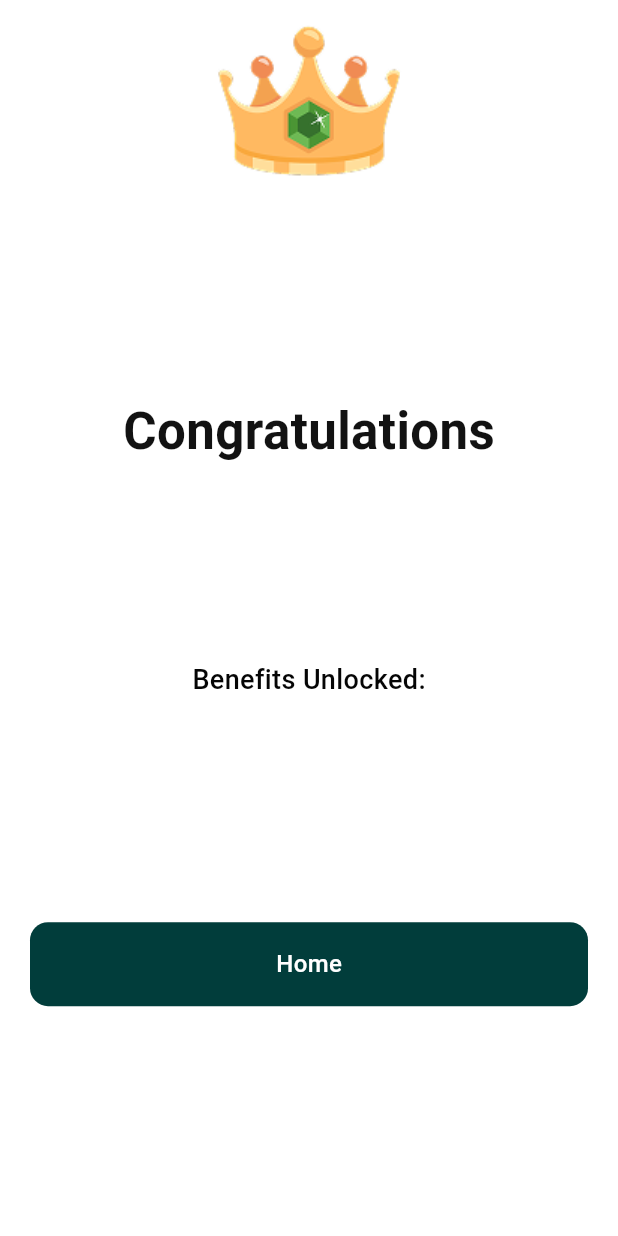
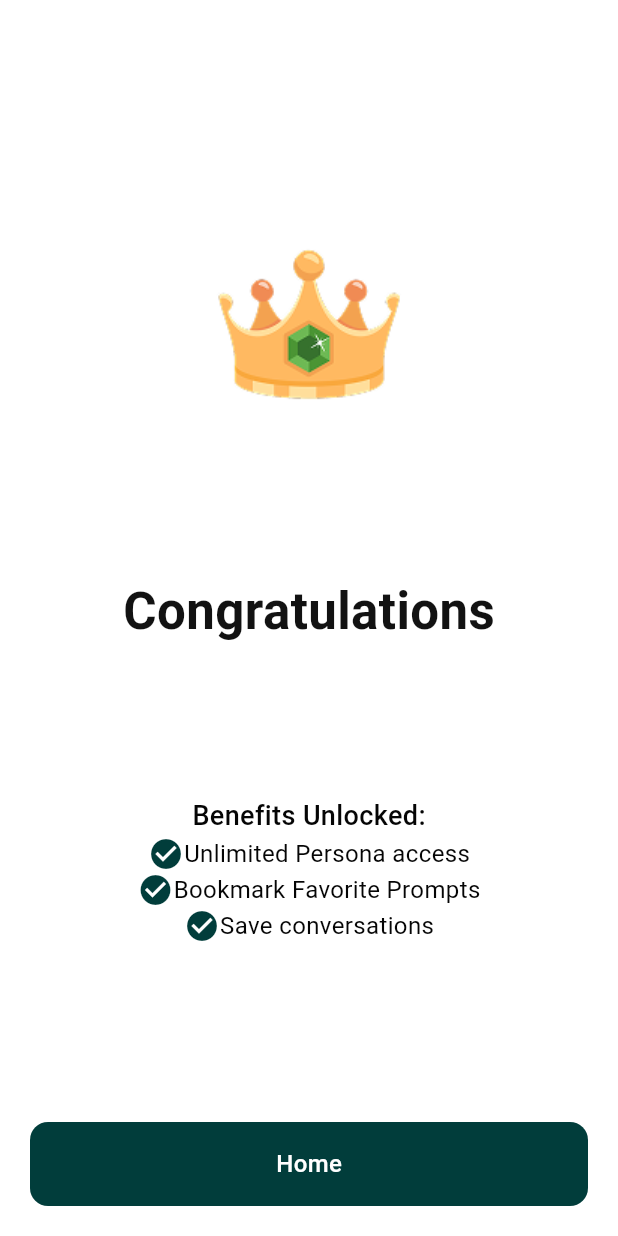
Before and after one commit to rayhantmt/Damaged303, a Flutter app: the CongratulationView screen opened directly, on a phone screen of 412 x 824 dp. Run offline on Flutter 3.47's test engine with Material 3 defaults, Android fonts, the phone set to English and light mode, and no system bars; our stand-ins replace get.

Commit message:
done with congratulatons view

```diff
--- a/lib/app/common_widgets/congratulaions_text.dart
+++ b/lib/app/common_widgets/congratulaions_text.dart
@@ -1,3 +1,4 @@
+import 'package:damaged303/app/utils/app_colors.dart';
 import 'package:flutter/material.dart';
 
 class CongratulaionsText extends StatelessWidget {
@@ -6,6 +7,7 @@ class CongratulaionsText extends StatelessWidget {
   @override
   Widget build(BuildContext context) {
     return Column(
+      mainAxisAlignment: MainAxisAlignment.start,
       children: [
         Text(
           'Benefits Unlocked:',
@@ -15,6 +17,50 @@ class CongratulaionsText extends StatelessWidget {
             color: Color(0xFF050505),
           ),
         ),
+        Row(
+          mainAxisAlignment: MainAxisAlignment.center,
+          children: [
+            Icon(Icons.check_circle, color: AppColors.primarycolor, size: 24.0),
+            Text(
+              'Unlimited Persona access',
+              style: TextStyle(
+                fontWeight: FontWeight.w400,
+                color: Color(0xFF050505),
+                fontSize: 16,
+              ),
+            ),
+          ],
+        ),
+
+        Row(
+          mainAxisAlignment: MainAxisAlignment.center,
+          children: [
+            Icon(Icons.check_circle, color: AppColors.primarycolor, size: 24.0),
+            Text(
+              'Bookmark Favorite Prompts',
+              style: TextStyle(
+                fontWeight: FontWeight.w400,
+                color: Color(0xFF050505),
+                fontSize: 16,
+              ),
+            ),
+          ],
+        ),
+
+        Row(
+          mainAxisAlignment: MainAxisAlignment.center,
+          children: [
+            Icon(Icons.check_circle, color: AppColors.primarycolor, size: 24.0),
+            Text(
+              'Save conversations',
+              style: TextStyle(
+                fontWeight: FontWeight.w400,
+                color: Color(0xFF050505),
+                fontSize: 16,
+              ),
+            ),
+          ],
+        ),
       ],
     );
   }
--- a/lib/app/modules/congratulaion_screen/congratulation_view.dart
+++ b/lib/app/modules/congratulaion_screen/congratulation_view.dart
@@ -1,8 +1,10 @@
 import 'package:damaged303/app/common_widgets/button.dart';
 import 'package:damaged303/app/common_widgets/congratulaions_text.dart';
 import 'package:damaged303/app/common_widgets/splash_text.dart';
+import 'package:damaged303/app/modules/main_screen/main_screen_view.dart';
 import 'package:damaged303/app/utils/app_images.dart';
 import 'package:flutter/material.dart';
+import 'package:get/get.dart';
 
 class CongratulationView extends StatelessWidget {
   const CongratulationView({super.key});
@@ -15,6 +17,7 @@ class CongratulationView extends StatelessWidget {
         mainAxisAlignment: MainAxisAlignment.spaceBetween,
         crossAxisAlignment: CrossAxisAlignment.center,
         children: [
+          SizedBox(height: 50),
           Image.asset(AppImages.congratulations),
           Text(
             'Congratulations',
@@ -26,8 +29,12 @@ class CongratulationView extends StatelessWidget {
           ),
 
           CongratulaionsText(),
-          Button(title: 'Home'),
-          SizedBox(height: 5),
+          GestureDetector(
+            onTap: () {
+              Get.to(MainScreen());
+            },
+            child: Button(title: 'Home'),
+          ),
         ],
       ),
     );
```
